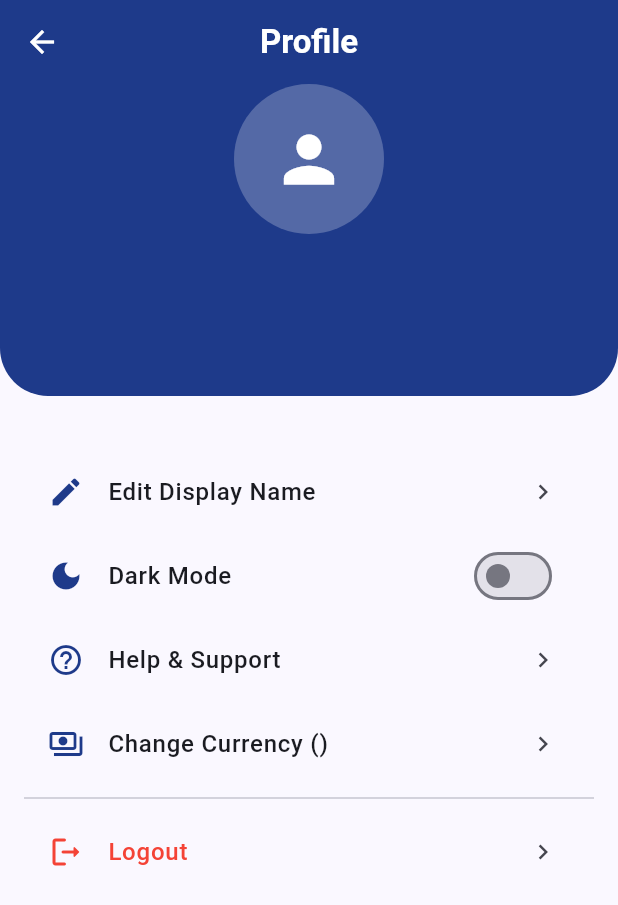
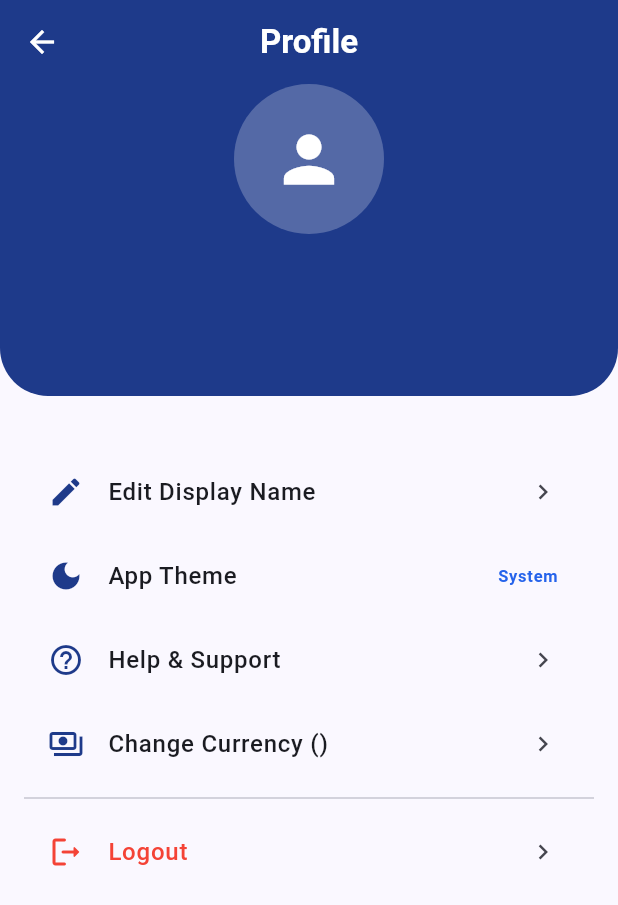
Before and after one commit to Amez-Khan/smart-expense-manager, a Flutter app: the screen it shows once a user with an empty profile is signed in, after a tap on the "account circle" icon, on a phone screen of 412 x 824 dp. Shown: the top 905 px of the screen. Run offline on Flutter 3.47's test engine with Material 3 defaults, Android fonts, the phone set to English and light mode, and no system bars; our stand-ins replace cloud_firestore, firebase_auth, firebase_core, firebase_remote_config, flutter_local_notifications, flutter_timezone and 3 more; missing offline and left inert: universal_html; accounts and stored records are empty.

Commit message:
style: update native splash screen and add system theme selection
- Replace manual dark mode toggle with Light/Dark/System selection dialog.

- Update pubspec.yaml to use unified blue background.

```diff
--- a/lib/features/auth/presentation/pages/profile_page.dart
+++ b/lib/features/auth/presentation/pages/profile_page.dart
@@ -1,5 +1,6 @@
 import 'package:flutter/material.dart';
 import 'package:firebase_auth/firebase_auth.dart';
+import 'package:shared_preferences/shared_preferences.dart';
 
 import '../../../../main.dart';
 import '../../../dashboard/services/user_service.dart';
@@ -72,30 +73,30 @@ class ProfilePage extends StatelessWidget {
                 ListTile(
                   leading: const Icon(
                     Icons.dark_mode,
-                    color: Color(0xFF1E3A8A),
+                    color: Color(0xFF1E3A8A), // Your preferred brand blue
                   ),
                   title: const Text(
-                    "Dark Mode",
+                    "App Theme",
                     style: TextStyle(fontWeight: FontWeight.w500),
                   ),
+                  // [NEW] Trailing text shows the current mode instead of a limited switch
                   trailing: ValueListenableBuilder<ThemeMode>(
                     valueListenable: themeNotifier,
-                    builder: (context, mode, child) {
-                      return Switch(
-                        value: mode == ThemeMode.dark,
-                        onChanged: (bool value) {
-                          // Update the UI immediately
-                          themeNotifier.value = value
-                              ? ThemeMode.dark
-                              : ThemeMode.light;
+                    builder: (context, mode, _) {
+                      String modeText = "System";
+                      if (mode == ThemeMode.light) modeText = "Light";
+                      if (mode == ThemeMode.dark) modeText = "Dark";
 
-                          // [NEW] Save the choice to phone memory
-                          saveThemeToDisk(value);
-                        },
-                        activeColor: const Color(0xFF2563EB),
+                      return Text(
+                        modeText,
+                        style: const TextStyle(
+                          color: Color(0xFF2563EB),
+                          fontWeight: FontWeight.bold,
+                        ),
                       );
                     },
                   ),
+                  onTap: () => _showThemeDialog(context),
                 ),
                 _buildProfileItem(
                   Icons.help_outline,
@@ -534,4 +535,48 @@ class ProfilePage extends StatelessWidget {
       ),
     );
   }
+
+  void _showThemeDialog(BuildContext context) {
+    showDialog(
+      context: context,
+      builder: (context) => AlertDialog(
+        title: const Text("Select Theme"),
+        shape: RoundedRectangleBorder(borderRadius: BorderRadius.circular(20)),
+        content: ValueListenableBuilder<ThemeMode>(
+          valueListenable: themeNotifier,
+          builder: (context, currentMode, _) {
+            return Column(
+              mainAxisSize: MainAxisSize.min,
+              children: [
+                _buildThemeOption(context, "Light", ThemeMode.light, currentMode),
+                _buildThemeOption(context, "Dark", ThemeMode.dark, currentMode),
+                _buildThemeOption(context, "System Default", ThemeMode.system, currentMode),
+              ],
+            );
+          },
+        ),
+      ),
+    );
+  }
+
+  Widget _buildThemeOption(BuildContext context, String title, ThemeMode mode, ThemeMode currentMode) {
+    return RadioListTile<ThemeMode>(
+      title: Text(title),
+      value: mode,
+      groupValue: currentMode,
+      activeColor: const Color(0xFF2563EB), // Matches your switch's activeColor
+      onChanged: (newMode) {
+        if (newMode != null) {
+          themeNotifier.value = newMode;
+          // Save to disk: true for dark, false for light, null for system
+          if (newMode == ThemeMode.system) {
+            SharedPreferences.getInstance().then((p) => p.remove('isDarkMode'));
+          } else {
+            saveThemeToDisk(newMode == ThemeMode.dark);
+          }
+        }
+        Navigator.pop(context);
+      },
+    );
+  }
 }
--- a/lib/main.dart
+++ b/lib/main.dart
@@ -88,8 +88,17 @@ void main() async {
 // Simple logic to read from storage
 Future<void> _loadSavedSettings() async {
   final prefs = await SharedPreferences.getInstance();
-  final bool isDark = prefs.getBool('isDarkMode') ?? false;
-  themeNotifier.value = isDark ? ThemeMode.dark : ThemeMode.light;
+
+  // Get saved theme:
+  // If null (first time), we now use ThemeMode.system!
+  final bool? isDark = prefs.getBool('isDarkMode');
+
+  if (isDark == null) {
+    themeNotifier.value = ThemeMode.system; // [NEW] Follows device settings
+  } else {
+    themeNotifier.value = isDark ? ThemeMode.dark : ThemeMode.light;
+  }
+
   currencyNotifier.value = prefs.getString('currencySymbol') ?? '\$';
 }
 
```
Also changed, not shown: pubspec.yaml (+6 -3 lines), assets/branding.png (added), assets/splash.png, assets/splash1.png, 28 other files.
